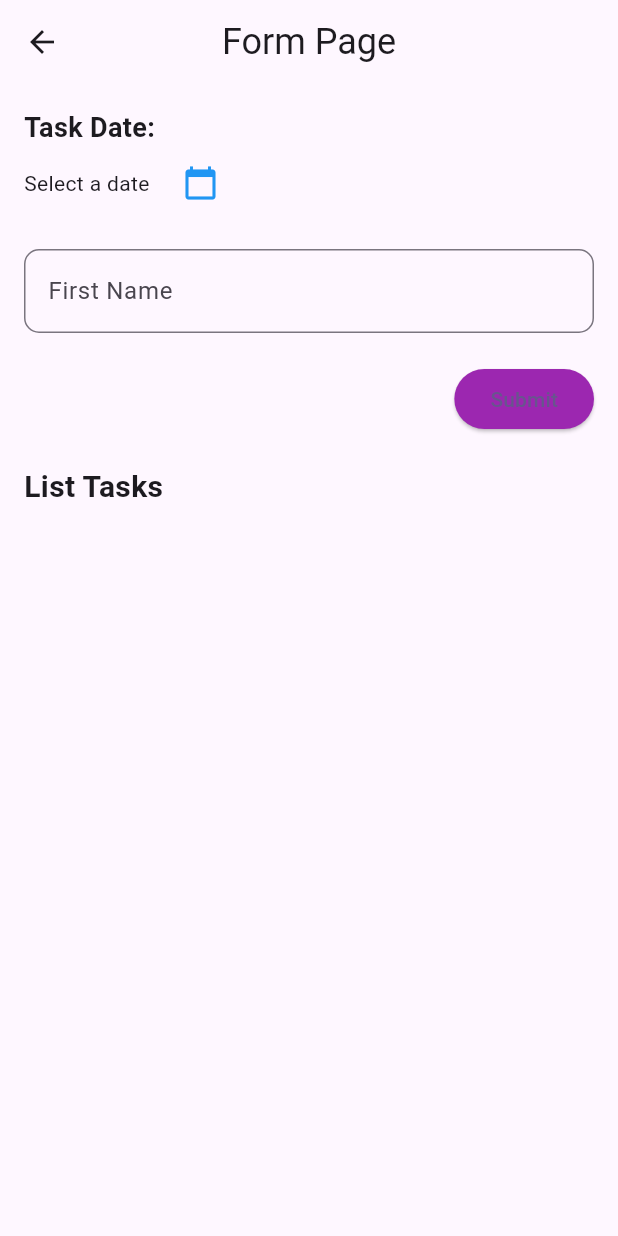
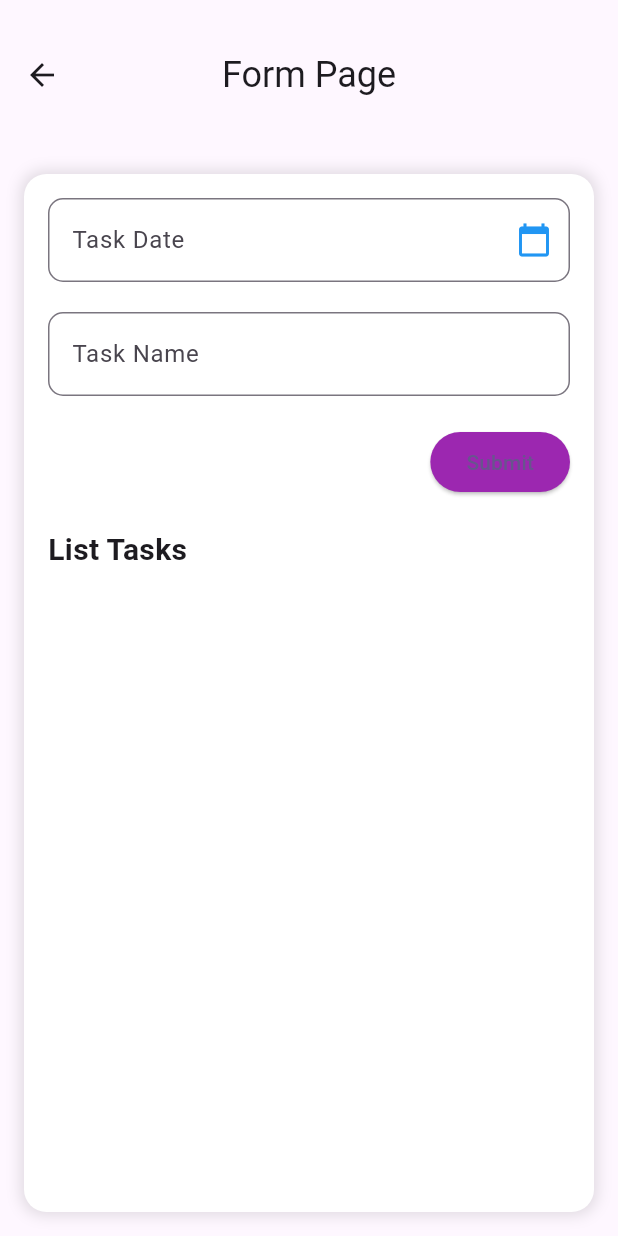
Before and after one commit to Aryaaa30/TodoApp_0114, a Flutter app: the TodoPage screen opened directly, on a phone screen of 412 x 824 dp. Run offline on Flutter 3.47's test engine with Material 3 defaults, Android fonts, the phone set to English and light mode, and no system bars.

Commit message:
Mengubah Task Date menggunakan TeksFormField

```diff
--- a/lib/todo_page.dart
+++ b/lib/todo_page.dart
@@ -11,14 +11,13 @@ class TodoPage extends StatefulWidget {
 class _TodoPageState extends State<TodoPage> {
   final _key = GlobalKey<FormState>();
   final TextEditingController _taskController = TextEditingController();
+  final TextEditingController _dateController = TextEditingController();
   DateTime? _selectedDate;
 
-  List<Map<String, dynamic>> _tasks =
-      []; // Menyimpan task dengan status dan deadline
+  List<Map<String, dynamic>> _tasks = [];
 
   void _addTask() {
-    if (_taskController.text.isEmpty || _selectedDate == null) {
-      // Menampilkan SnackBar jika input kosong atau tanggal belum dipilih
+    if (_taskController.text.isEmpty || _dateController.text.isEmpty) {
       ScaffoldMessenger.of(context).showSnackBar(
         const SnackBar(content: Text('Task dan tanggal tidak boleh kosong!')),
       );
@@ -29,13 +28,13 @@ class _TodoPageState extends State<TodoPage> {
       _tasks.add({
         "task": _taskController.text,
         "isDone": false,
-        "deadline": _selectedDate, // Simpan tanggal deadline
+        "deadline": _selectedDate,
       });
       _taskController.clear();
+      _dateController.clear();
       _selectedDate = null;
     });
 
-    // Menampilkan SnackBar sukses
     ScaffoldMessenger.of(
       context,
     ).showSnackBar(const SnackBar(content: Text('Task added successfully')));
@@ -52,6 +51,7 @@ class _TodoPageState extends State<TodoPage> {
     if (pickedDate != null) {
       setState(() {
         _selectedDate = pickedDate;
+        _dateController.text = DateFormat('dd-MM-yyyy').format(pickedDate);
       });
     }
   }
@@ -60,10 +60,11 @@ class _TodoPageState extends State<TodoPage> {
   Widget build(BuildContext context) {
     return Scaffold(
       appBar: AppBar(
+        toolbarHeight: 100,
         leading: IconButton(
           icon: const Icon(Icons.arrow_back),
           onPressed: () {
-            Navigator.pop(context); // Kembali ke halaman sebelumnya
+            Navigator.pop(context);
           },
         ),
         title: const Text('Form Page', style: TextStyle(fontSize: 24)),
@@ -72,44 +73,64 @@ class _TodoPageState extends State<TodoPage> {
       body: SafeArea(
         child: Padding(
           padding: const EdgeInsets.all(16.0),
+          child: Container(
+            padding: const EdgeInsets.all(16.0),
+            decoration: BoxDecoration(
+              color: Colors.white,
+              borderRadius: BorderRadius.circular(15),
+              boxShadow: [
+                BoxShadow(
+                  color: Colors.black12,
+                  blurRadius: 8,
+                  spreadRadius: 2,
+                ),
+              ],
+            ),
             child: Column(
               crossAxisAlignment: CrossAxisAlignment.start,
               children: [
-              // Form Input Task
-              const Text(
-                "Task Date:",
-                style: TextStyle(fontSize: 18, fontWeight: FontWeight.bold),
-              ),
-              Row(
-                children: [
-                  Text(
-                    _selectedDate == null
-                        ? "Select a date"
-                        : DateFormat('dd-MM-yyyy HH:mm').format(_selectedDate!),
-                  ),
-                  const SizedBox(width: 10),
-                  IconButton(
-                    icon: const Icon(Icons.calendar_today, color: Colors.blue),
-                    onPressed: _pickDate,
-                  ),
-                ],
-              ),
-              const SizedBox(height: 20),
+                // Task Date (Menggunakan TextFormField)
                 Form(
                   key: _key,
-                child: TextFormField(
-                  controller: _taskController,
+                  child: Column(
+                    children: [
+                      TextFormField(
+                        controller: _dateController,
+                        readOnly: true, // Mencegah input manual
                         decoration: InputDecoration(
-                    labelText: "First Name",
-                    hintText: "Enter your first name",
+                          labelText: "Task Date",
+                          hintText: "Select a date",
                           border: OutlineInputBorder(
                             borderRadius: BorderRadius.circular(10),
-                      borderSide: const BorderSide(color: Colors.purple),
                           ),
+                          suffixIcon: IconButton(
+                            icon: const Icon(
+                              Icons.calendar_today,
+                              color: Colors.blue,
+                            ),
+                            onPressed: _pickDate,
                           ),
                         ),
                       ),
                       const SizedBox(height: 20),
+
+                      // Task Name
+                      TextFormField(
+                        controller: _taskController,
+                        decoration: InputDecoration(
+                          labelText: "Task Name",
+                          hintText: "Enter your task",
+                          border: OutlineInputBorder(
+                            borderRadius: BorderRadius.circular(10),
+                          ),
+                        ),
+                      ),
+                    ],
+                  ),
+                ),
+                const SizedBox(height: 20),
+
+                // Submit Button
                 Align(
                   alignment: Alignment.centerRight,
                   child: ElevatedButton(
@@ -122,7 +143,7 @@ class _TodoPageState extends State<TodoPage> {
                 ),
                 const SizedBox(height: 20),
 
-              // Daftar Task
+                // List Tasks
                 const Text(
                   "List Tasks",
                   style: TextStyle(fontSize: 20, fontWeight: FontWeight.bold),
@@ -146,15 +167,18 @@ class _TodoPageState extends State<TodoPage> {
                                 ),
                               ),
                               Text(
-                              "Deadline: ${DateFormat('dd-MM-yyyy HH:mm').format(_tasks[index]["deadline"])}",
+                                "Deadline: ${DateFormat('dd-MM-yyyy').format(_tasks[index]["deadline"])}",
                                 style: const TextStyle(color: Colors.blueGrey),
                               ),
                               const SizedBox(height: 5),
                               Row(
-                              mainAxisAlignment: MainAxisAlignment.spaceBetween,
+                                mainAxisAlignment:
+                                    MainAxisAlignment.spaceBetween,
                                 children: [
                                   Text(
-                                  _tasks[index]["isDone"] ? "Done" : "Not Done",
+                                    _tasks[index]["isDone"]
+                                        ? "Done"
+                                        : "Not Done",
                                     style: TextStyle(
                                       color:
                                           _tasks[index]["isDone"]
@@ -185,6 +209,7 @@ class _TodoPageState extends State<TodoPage> {
             ),
           ),
         ),
+      ),
     );
   }
 }
```
Lines whose indentation alone changed are shown as unchanged.
